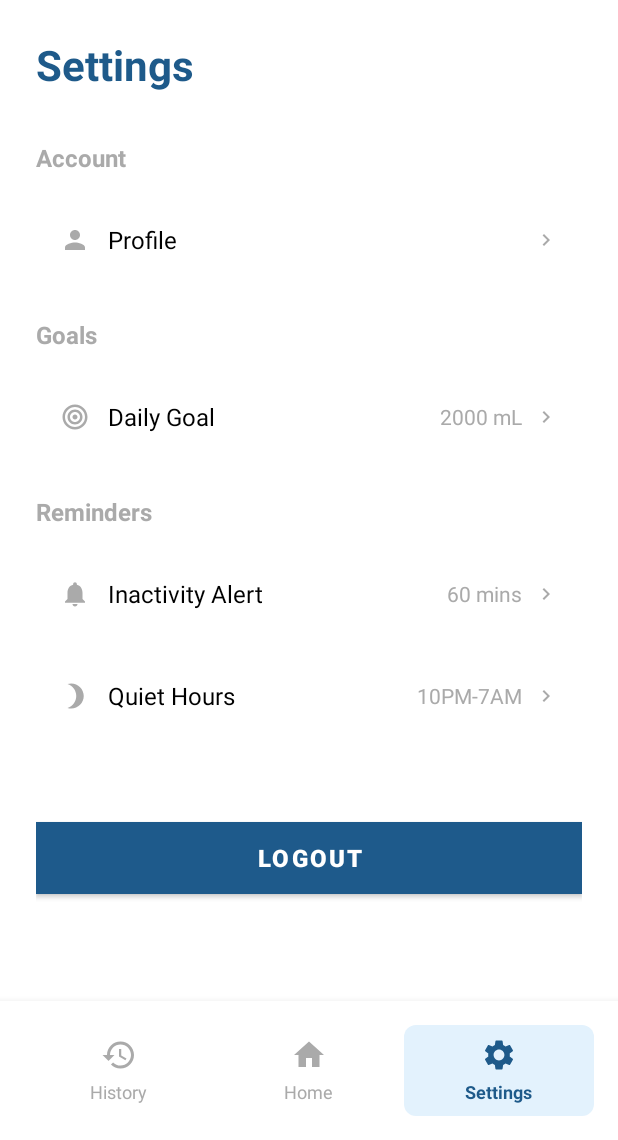
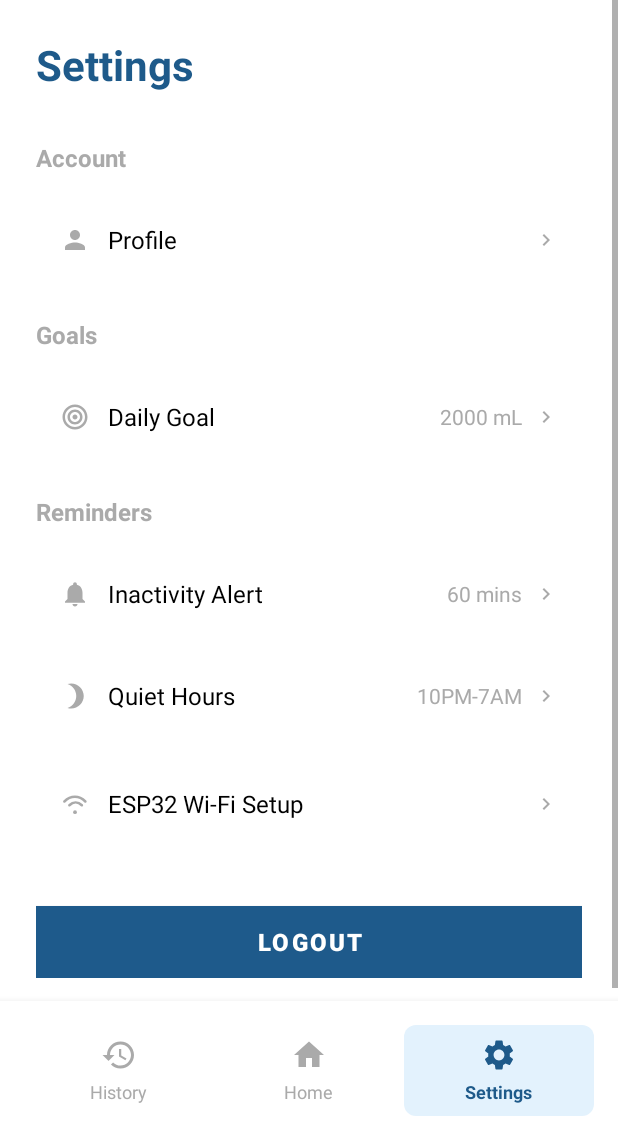
Before and after one commit to DigiDashs/HydraSync-Mendoza, an Android app built with Jetpack Compose: the SettingsActivity screen opened directly, with no data from a screen before it, on a phone screen of 412 x 824 dp, the part 96-1236 px from its top. Run offline under Robolectric (Android 15) with nearby library versions, the phone set to English and light mode, and no system bars; our stand-ins replace Firebase (no records; nobody signed in at launch, a user with empty details on screens opened directly).

Commit message:
Added a wifi-connection system for ESP32 to connect through

```diff
--- a/app/src/main/AndroidManifest.xml
+++ b/app/src/main/AndroidManifest.xml
@@ -13,6 +13,7 @@
         android:label="HydraSync"
         android:roundIcon="@mipmap/ic_launcher_round"
         android:supportsRtl="true"
+        android:usesCleartextTraffic="true"
         android:theme="@style/Theme.HydraSync"
         tools:targetApi="31">
 
@@ -45,6 +46,9 @@
             android:exported="true" />
         <receiver android:name=".alerts.InactivityReceiver" />
 
+        <activity android:name=".esp32.Esp32SetupActivity" />
+
+
 
     </application>
 
--- a/app/src/main/java/com/example/hydrasync/settings/SettingsActivity.kt
+++ b/app/src/main/java/com/example/hydrasync/settings/SettingsActivity.kt
@@ -14,11 +14,13 @@ import android.widget.Toast
 import androidx.appcompat.app.AlertDialog
 import androidx.appcompat.app.AppCompatActivity
 import com.example.hydrasync.R
+import com.example.hydrasync.esp32.Esp32SetupActivity
 import com.example.hydrasync.home.HomeActivity
 import com.example.hydrasync.login.LoginActivity
 import com.example.hydrasync.settings.data.SettingsData
 import com.example.hydrasync.history.HistoryActivity
 import com.example.hydrasync.profile.ProfileActivity
+
 
 class SettingsActivity : AppCompatActivity(), SettingsContract.View {
 
@@ -35,6 +37,7 @@ class SettingsActivity : AppCompatActivity(), SettingsContract.View {
     private lateinit var tabHistory: LinearLayout
     private lateinit var tabHome: LinearLayout
     private lateinit var tabSettings: LinearLayout
+    private lateinit var esp32SetupItem: LinearLayout
 
     private lateinit var presenter: SettingsPresenter
 
@@ -60,6 +63,8 @@ class SettingsActivity : AppCompatActivity(), SettingsContract.View {
         tvDailyGoalValue = dailyGoalItem.findViewById(R.id.tvDailyGoalValue)
         tvInactivityAlertValue = inactivityAlertItem.findViewById(R.id.tvInactivityAlertValue)
         tvQuietHoursValue = quietHoursItem.findViewById(R.id.tvQuietHoursValue)
+        esp32SetupItem = findViewById(R.id.esp32SetupItem)
+
 
         tabHistory = findViewById(R.id.tabHistory)
         tabHome = findViewById(R.id.tabHome)
@@ -72,6 +77,7 @@ class SettingsActivity : AppCompatActivity(), SettingsContract.View {
         inactivityAlertItem.setOnClickListener { presenter.onInactivityAlertClicked() }
         quietHoursItem.setOnClickListener { presenter.onQuietHoursClicked() }
         btnLogout.setOnClickListener { presenter.onLogoutClicked() }
+        esp32SetupItem.setOnClickListener { presenter.onEsp32SetupClicked() }
 
         tabHistory.setOnClickListener { presenter.onHistoryClicked() }
         tabHome.setOnClickListener { presenter.onHomeClicked() }
@@ -198,6 +204,12 @@ class SettingsActivity : AppCompatActivity(), SettingsContract.View {
         finish()
     }
 
+    override fun navigateToEsp32Setup() {
+        val intent = Intent(this, Esp32SetupActivity::class.java)
+        startActivity(intent)
+    }
+
+
     override fun navigateToProfile() {
         startActivity(Intent(this, ProfileActivity::class.java))
     }
--- a/app/src/main/java/com/example/hydrasync/settings/SettingsContract.kt
+++ b/app/src/main/java/com/example/hydrasync/settings/SettingsContract.kt
@@ -18,6 +18,8 @@ interface SettingsContract {
         fun navigateToHome()
         fun navigateToHistory()
         fun showToast(message: String)
+        fun navigateToEsp32Setup()
+
     }
 
     interface Presenter {
@@ -33,6 +35,8 @@ interface SettingsContract {
         fun updateDailyGoal(goalML: Int)
         fun updateInactivityAlert(minutes: Int)
         fun updateQuietHours(startTime: String, endTime: String)
+        fun onEsp32SetupClicked()
+
         fun onDestroy()
     }
 
--- /dev/null
+++ b/app/src/main/res/drawable/drop_scaled.xml
@@ -0,0 +1,6 @@
+<inset xmlns:android="http://schemas.android.com/apk/res/android"
+    android:drawable="@drawable/drop"
+    android:insetLeft="12dp"
+    android:insetRight="12dp"
+    android:insetTop="12dp"
+    android:insetBottom="12dp" />
--- /dev/null
+++ b/app/src/main/res/drawable/ic_wifi.xml
@@ -0,0 +1,30 @@
+<vector xmlns:android="http://schemas.android.com/apk/res/android"
+    android:width="24dp"
+    android:height="24dp"
+    android:viewportWidth="24"
+    android:viewportHeight="24"
+    android:tint="#000000">
+
+    <path
+        android:fillColor="@android:color/transparent"
+        android:strokeColor="#000000"
+        android:strokeWidth="2"
+        android:strokeLineCap="round"
+        android:strokeLineJoin="round"
+        android:pathData="M3.5,10c5-5 11.8-5 16.8,0" />
+
+    <path
+        android:fillColor="@android:color/transparent"
+        android:strokeColor="#000000"
+        android:strokeWidth="2"
+        android:strokeLineCap="round"
+        android:strokeLineJoin="round"
+        android:pathData="M7.5,13c3-3 7-3 10,0" />
+
+    <!-- Circle at 12,18.5 radius 1.5 -->
+    <path
+        android:fillColor="#000000"
+        android:pathData="M12,17a1.5,1.5 0 1,0 0,3a1.5,1.5 0 1,0 0,-3" />
+
+    <!-- Circle at 12,21.5 radius 1 -->
+</vector>
--- a/app/src/main/res/layout/activity_settings.xml
+++ b/app/src/main/res/layout/activity_settings.xml
@@ -127,6 +127,8 @@
 
             </LinearLayout>
 
+
+
             <!-- Goals Section -->
             <TextView
                 android:layout_width="wrap_content"
@@ -252,7 +254,7 @@
                 android:gravity="center_vertical"
                 android:orientation="horizontal"
                 android:paddingHorizontal="16dp"
-                android:layout_marginBottom="40dp">
+                android:layout_marginBottom="16dp">
 
                 <ImageView
                     android:layout_width="20dp"
@@ -286,6 +288,42 @@
                     android:contentDescription="Arrow right"
                     app:tint="@android:color/darker_gray" />
 
+            </LinearLayout>
+            <!-- ESP32 Wi-Fi Setup Item -->
+            <LinearLayout
+                android:id="@+id/esp32SetupItem"
+                android:layout_width="match_parent"
+                android:layout_height="56dp"
+                android:background="?android:attr/selectableItemBackground"
+                android:clickable="true"
+                android:focusable="true"
+                android:gravity="center_vertical"
+                android:orientation="horizontal"
+                android:paddingHorizontal="16dp"
+                android:layout_marginBottom="24dp">
+
+                <ImageView
+                    android:layout_width="20dp"
+                    android:layout_height="20dp"
+                    android:src="@drawable/ic_wifi"
+                    android:contentDescription="WiFi icon"
+                    app:tint="@android:color/darker_gray" />
+
+                <TextView
+                    android:layout_width="0dp"
+                    android:layout_height="wrap_content"
+                    android:layout_weight="1"
+                    android:text="ESP32 Wi-Fi Setup"
+                    android:textColor="@android:color/black"
+                    android:textSize="16sp"
+                    android:layout_marginStart="12dp" />
+
+                <ImageView
+                    android:layout_width="16dp"
+                    android:layout_height="16dp"
+                    android:src="@drawable/ic_arrow_right"
+                    android:contentDescription="Arrow right"
+                    app:tint="@android:color/darker_gray" />
             </LinearLayout>
 
             <!-- Logout Button -->
--- a/app/src/main/res/mipmap-anydpi-v26/ic_launcher.xml
+++ b/app/src/main/res/mipmap-anydpi-v26/ic_launcher.xml
@@ -1,6 +1,5 @@
-<?xml version="1.0" encoding="utf-8"?>
 <adaptive-icon xmlns:android="http://schemas.android.com/apk/res/android">
     <background android:drawable="@drawable/ic_launcher_background" />
-    <foreground android:drawable="@drawable/ic_launcher_foreground" />
-    <monochrome android:drawable="@drawable/ic_launcher_foreground" />
+    <foreground android:drawable="@drawable/drop_scaled" />
+    <monochrome android:drawable="@drawable/drop_scaled" />
 </adaptive-icon>
--- a/app/src/main/res/mipmap-anydpi-v26/ic_launcher_round.xml
+++ b/app/src/main/res/mipmap-anydpi-v26/ic_launcher_round.xml
@@ -1,6 +1,6 @@
 <?xml version="1.0" encoding="utf-8"?>
 <adaptive-icon xmlns:android="http://schemas.android.com/apk/res/android">
     <background android:drawable="@drawable/ic_launcher_background" />
-    <foreground android:drawable="@drawable/ic_launcher_foreground" />
-    <monochrome android:drawable="@drawable/ic_launcher_foreground" />
+    <foreground android:drawable="@drawable/drop_scaled" />
+    <monochrome android:drawable="@drawable/drop_scaled" />
 </adaptive-icon>
```
Also changed, not shown: app/src/main/java/com/example/hydrasync/esp32/Esp32Contract.kt (added, +14 -0 lines), app/src/main/java/com/example/hydrasync/esp32/Esp32Presenter.kt (added, +80 -0 lines), app/src/main/java/com/example/hydrasync/esp32/Esp32SetupActivity.kt (added, +61 -0 lines), app/src/main/java/com/example/hydrasync/home/HomeActivity.kt (+4 -15 lines), app/src/main/java/com/example/hydrasync/settings/SettingsPresenter.kt (+5 -2 lines), app/src/main/res/layout/activity_esp32_setup.xml (added, +115 -0 lines), app/src/main/res/layout/activity_home.xml (+0 -15 lines).
